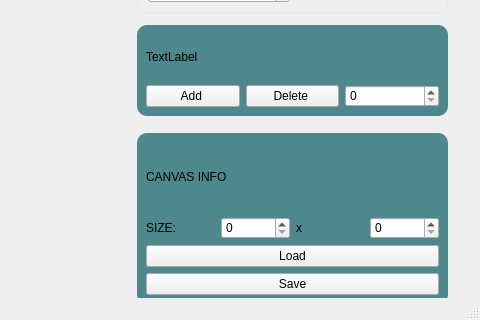
Before: the Qt Designer form mainwindow.ui in CatherineBao/color-alchemy, drawn with Qt 5; both pictures show x 693 to 1173 and y 277 to 597 of the 1173 by 597 pixel window.
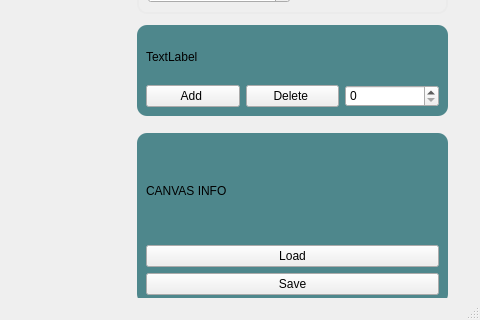
After: the same form once the commit is applied. Icons and pictures are not drawn. Custom widgets are drawn as their Qt base class.

```diff
--- a/mainwindow.ui
+++ b/mainwindow.ui
@@ -312,54 +312,7 @@
 }</string>
     </property>
     <layout class="QGridLayout" name="gridLayout_4">
-     <item row="2" column="0">
-      <widget class="QLabel" name="label">
-       <property name="text">
-        <string>SIZE:</string>
-       </property>
-      </widget>
-     </item>
-     <item row="2" column="1">
-      <widget class="QSpinBox" name="canvasWidthBox">
-       <property name="maximum">
-        <number>50</number>
-       </property>
-      </widget>
-     </item>
-     <item row="2" column="3">
-      <widget class="QSpinBox" name="canvasHeightBox">
-       <property name="maximum">
-        <number>50</number>
-       </property>
-      </widget>
-     </item>
-     <item row="2" column="2">
-      <widget class="QLabel" name="x">
-       <property name="styleSheet">
-        <string notr="true">QFrame {
-	border: none;
-}</string>
-       </property>
-       <property name="text">
-        <string>x</string>
-       </property>
-      </widget>
-     </item>
-     <item row="3" column="0" colspan="4">
-      <widget class="QPushButton" name="loadButton">
-       <property name="text">
-        <string>Load</string>
-       </property>
-      </widget>
-     </item>
-     <item row="4" column="0" colspan="4">
-      <widget class="QPushButton" name="saveButton">
-       <property name="text">
-        <string>Save</string>
-       </property>
-      </widget>
-     </item>
-     <item row="1" column="0" colspan="4">
+     <item row="1" column="0" colspan="2">
       <widget class="QLabel" name="canvasInfoLabel">
        <property name="styleSheet">
         <string notr="true">QFrame {
@@ -371,6 +324,20 @@
        </property>
       </widget>
      </item>
+     <item row="3" column="0" colspan="2">
+      <widget class="QPushButton" name="saveButton">
+       <property name="text">
+        <string>Save</string>
+       </property>
+      </widget>
+     </item>
+     <item row="2" column="0" colspan="2">
+      <widget class="QPushButton" name="loadButton">
+       <property name="text">
+        <string>Load</string>
+       </property>
+      </widget>
+     </item>
     </layout>
    </widget>
   </widget>
```
